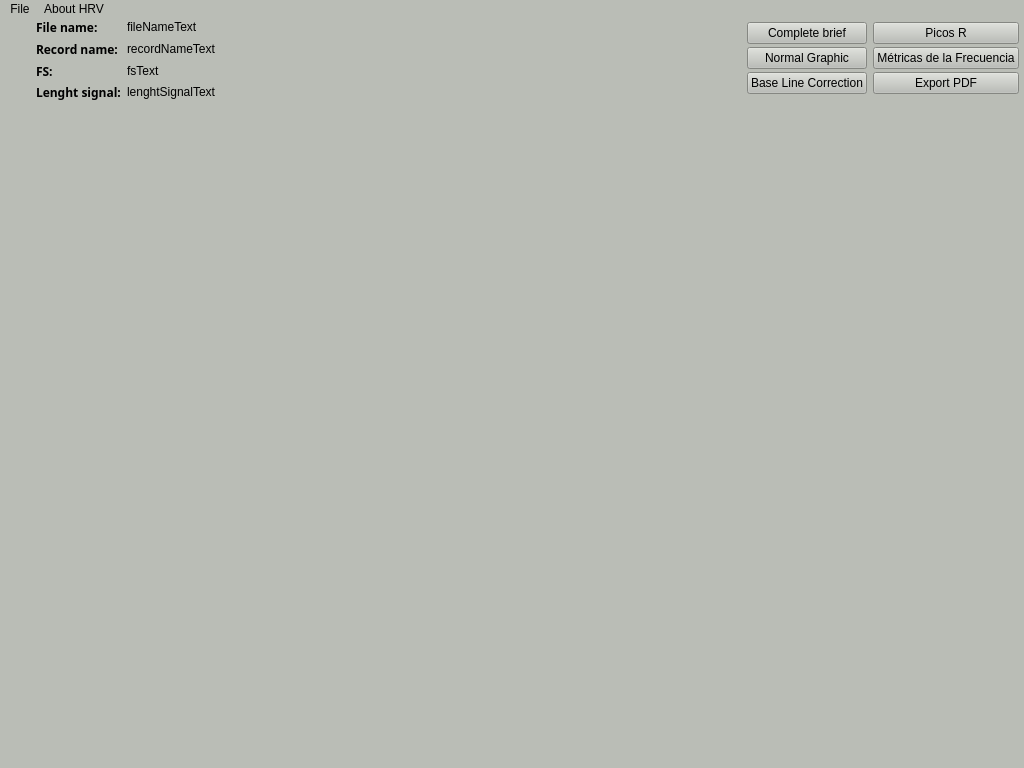
First picture: the form in interfaz.ui, repository LicethYaneth/HRV-QT, before the edit.
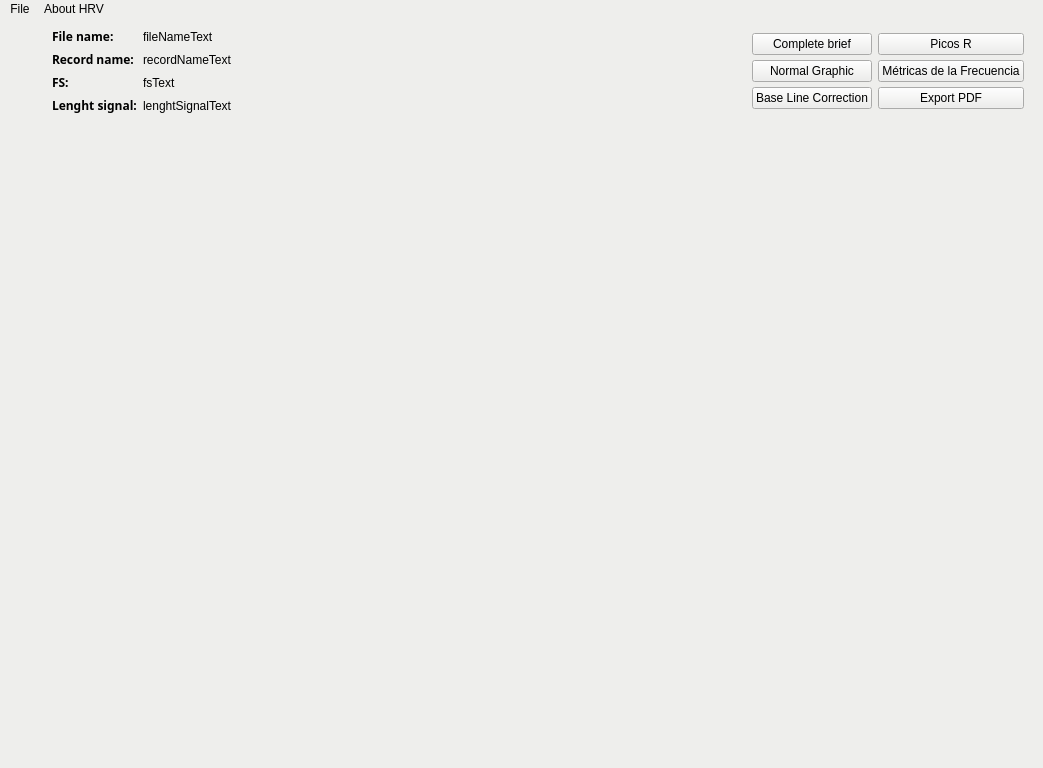
Second picture: the form after the edit. Icons and pictures are not drawn.

Diff of the .ui file:
```diff
--- a/interfaz.ui
+++ b/interfaz.ui
@@ -6,7 +6,7 @@
    <rect>
     <x>0</x>
     <y>0</y>
-    <width>1024</width>
+    <width>1043</width>
     <height>768</height>
    </rect>
   </property>
@@ -18,7 +18,7 @@
     <normaloff>:/favicon/favicon.svg</normaloff>:/favicon/favicon.svg</iconset>
   </property>
   <property name="styleSheet">
-   <string notr="true">background-color: rgb(186, 189, 182);</string>
+   <string notr="true">background-color: rgb(238, 238, 236);</string>
   </property>
   <widget class="QWidget" name="mainWindow">
    <property name="enabled">
@@ -32,69 +32,24 @@
    </property>
    <property name="maximumSize">
     <size>
-     <width>10000000</width>
-     <height>10000000</height>
+     <width>1000000</width>
+     <height>1000000</height>
     </size>
    </property>
    <property name="autoFillBackground">
     <bool>false</bool>
    </property>
-   <widget class="QWidget" name="verticalLayoutWidget_3">
-    <property name="geometry">
-     <rect>
-      <x>7</x>
-      <y>84</y>
-      <width>1011</width>
-      <height>651</height>
-     </rect>
-    </property>
-    <layout class="QVBoxLayout" name="ventanaGraficas">
-     <property name="spacing">
-      <number>0</number>
-     </property>
-     <property name="sizeConstraint">
-      <enum>QLayout::SetMaximumSize</enum>
-     </property>
-     <item>
-      <widget class="QWidget" name="graficaGrande" native="true">
-       <property name="sizePolicy">
-        <sizepolicy hsizetype="Expanding" vsizetype="Preferred">
-         <horstretch>0</horstretch>
-         <verstretch>0</verstretch>
-        </sizepolicy>
-       </property>
-      </widget>
-     </item>
-     <item>
-      <widget class="QWidget" name="graficaPequena" native="true">
-       <property name="sizePolicy">
-        <sizepolicy hsizetype="Expanding" vsizetype="Fixed">
-         <horstretch>0</horstretch>
-         <verstretch>0</verstretch>
-        </sizepolicy>
-       </property>
-       <property name="maximumSize">
-        <size>
-         <width>16777215</width>
-         <height>200</height>
-        </size>
-       </property>
-      </widget>
-     </item>
-    </layout>
-   </widget>
-   <widget class="QWidget" name="horizontalLayoutWidget">
-    <property name="geometry">
-     <rect>
-      <x>10</x>
-      <y>0</y>
-      <width>1009</width>
-      <height>81</height>
-     </rect>
-    </property>
+   <layout class="QGridLayout" name="gridLayout">
+    <item row="0" column="0">
     <layout class="QHBoxLayout" name="menuBar">
      <property name="sizeConstraint">
-      <enum>QLayout::SetMaximumSize</enum>
+       <enum>QLayout::SetMinimumSize</enum>
+      </property>
+      <property name="leftMargin">
+       <number>10</number>
+      </property>
+      <property name="rightMargin">
+       <number>10</number>
      </property>
      <item>
       <widget class="QLabel" name="logo">
@@ -104,18 +59,27 @@
          <height>150</height>
         </size>
        </property>
-       <property name="text">
-        <string>&lt;html&gt;&lt;head/&gt;&lt;body&gt;&lt;p&gt;&lt;img src=&quot;:/logo/logo.svg&quot;/&gt;&lt;/p&gt;&lt;/body&gt;&lt;/html&gt;</string>
+        <property name="pixmap">
+         <pixmap>logo.svg</pixmap>
        </property>
       </widget>
      </item>
      <item>
       <layout class="QVBoxLayout" name="fileLabel">
+        <property name="sizeConstraint">
+         <enum>QLayout::SetMinimumSize</enum>
+        </property>
        <property name="leftMargin">
         <number>20</number>
        </property>
        <item>
         <widget class="QLabel" name="fileNameLabel">
+          <property name="maximumSize">
+           <size>
+            <width>100</width>
+            <height>16777215</height>
+           </size>
+          </property>
          <property name="font">
           <font>
            <family>Fira Sans</family>
@@ -130,6 +94,12 @@
        </item>
        <item>
         <widget class="QLabel" name="recordNameLabel">
+          <property name="maximumSize">
+           <size>
+            <width>100</width>
+            <height>16777215</height>
+           </size>
+          </property>
          <property name="font">
           <font>
            <family>Fira Sans</family>
@@ -144,6 +114,12 @@
        </item>
        <item>
         <widget class="QLabel" name="fsLabel">
+          <property name="maximumSize">
+           <size>
+            <width>100</width>
+            <height>16777215</height>
+           </size>
+          </property>
          <property name="font">
           <font>
            <family>Fira Sans</family>
@@ -158,6 +134,12 @@
        </item>
        <item>
         <widget class="QLabel" name="lenghtSignalLabel">
+          <property name="maximumSize">
+           <size>
+            <width>100</width>
+            <height>16777215</height>
+           </size>
+          </property>
          <property name="font">
           <font>
            <family>Fira Sans</family>
@@ -209,10 +191,13 @@
        <property name="orientation">
         <enum>Qt::Horizontal</enum>
        </property>
+        <property name="sizeType">
+         <enum>QSizePolicy::Expanding</enum>
+        </property>
        <property name="sizeHint" stdset="0">
         <size>
-         <width>1000000000</width>
-         <height>90</height>
+          <width>100</width>
+          <height>10</height>
         </size>
        </property>
       </spacer>
@@ -295,17 +280,78 @@
       </layout>
      </item>
     </layout>
-   </widget>
+    </item>
+    <item row="1" column="0">
+     <layout class="QVBoxLayout" name="ventanaGraficas">
+      <property name="spacing">
+       <number>5</number>
+      </property>
+      <property name="sizeConstraint">
+       <enum>QLayout::SetMaximumSize</enum>
+      </property>
+      <property name="leftMargin">
+       <number>10</number>
+      </property>
+      <property name="rightMargin">
+       <number>10</number>
+      </property>
+      <item>
+       <widget class="QWidget" name="graficaGrande" native="true">
+        <property name="sizePolicy">
+         <sizepolicy hsizetype="Preferred" vsizetype="Expanding">
+          <horstretch>0</horstretch>
+          <verstretch>0</verstretch>
+         </sizepolicy>
+        </property>
+       </widget>
+      </item>
+      <item>
+       <widget class="QWidget" name="graficaPequena" native="true">
+        <property name="sizePolicy">
+         <sizepolicy hsizetype="Expanding" vsizetype="Fixed">
+          <horstretch>0</horstretch>
+          <verstretch>0</verstretch>
+         </sizepolicy>
+        </property>
+        <property name="minimumSize">
+         <size>
+          <width>0</width>
+          <height>200</height>
+         </size>
+        </property>
+        <property name="maximumSize">
+         <size>
+          <width>16777215</width>
+          <height>300</height>
+         </size>
+        </property>
+       </widget>
+      </item>
+     </layout>
+    </item>
+   </layout>
   </widget>
   <widget class="QMenuBar" name="menubar">
    <property name="geometry">
     <rect>
      <x>0</x>
      <y>0</y>
-     <width>1024</width>
+     <width>1043</width>
      <height>22</height>
     </rect>
    </property>
+   <property name="minimumSize">
+    <size>
+     <width>0</width>
+     <height>0</height>
+    </size>
+   </property>
+   <property name="sizeIncrement">
+    <size>
+     <width>0</width>
+     <height>0</height>
+    </size>
+   </property>
    <widget class="QMenu" name="menuArchivo">
     <property name="title">
      <string>File</string>
```
Left out of the diff: 28 changed lines with no effect on the pictures. Lines whose indentation alone changed are shown as unchanged.
